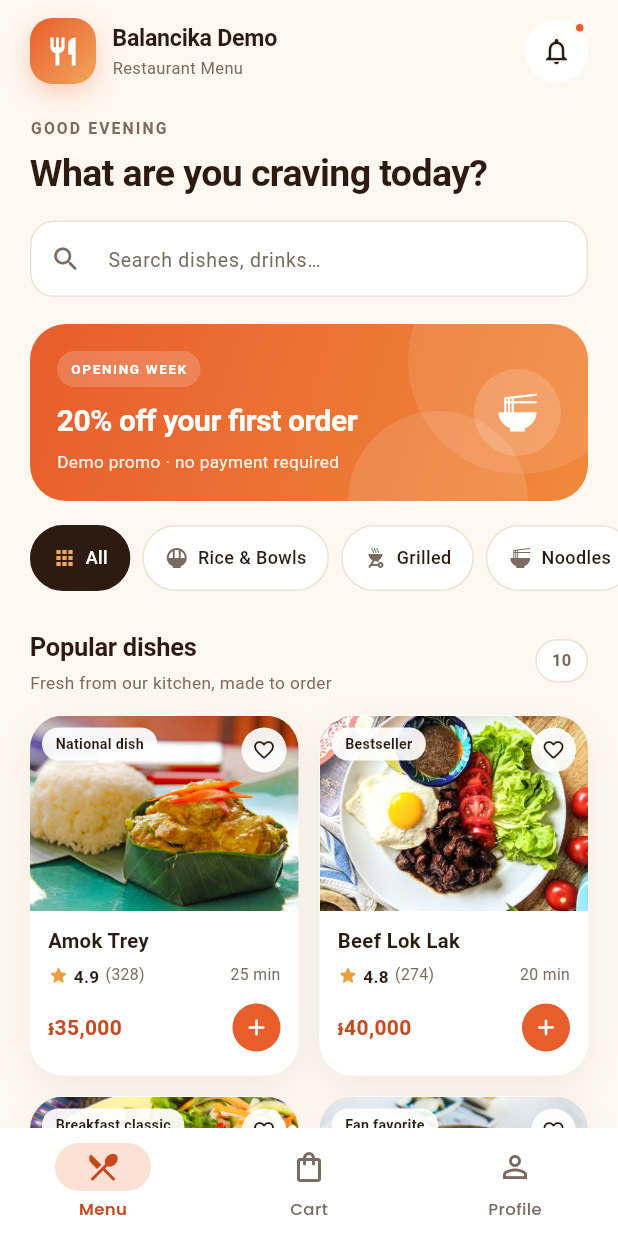
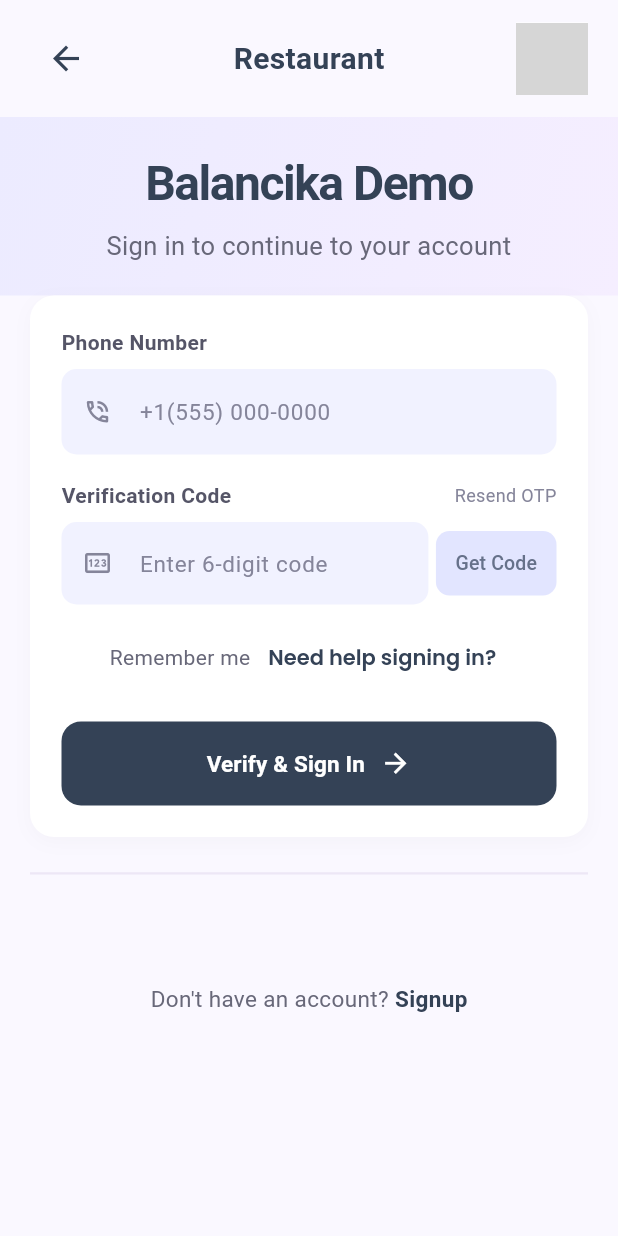
Before and after one commit to NathaySay/restaurant_ecommerce, a Flutter app: the screen it shows after launch, on a phone screen of 412 x 824 dp. Run offline on Flutter 3.47's test engine with Material 3 defaults, Android fonts, the phone set to English and light mode, and no system bars; our stand-ins replace material_ui; grey boxes are pictures that could not be loaded.

Commit message:
Add LoginForm with Phone Number by using static code OTP

```diff
--- a/analysis_options.yaml
+++ b/analysis_options.yaml
@@ -15,6 +15,7 @@ analyzer:
     - android/**
     - ios/**
     - web/**
+    - windows/**
 
 linter:
   # The lint rules applied to this project can be customized in the
--- a/lib/main.dart
+++ b/lib/main.dart
@@ -1,5 +1,5 @@
 import 'package:balancika_demo/data/menu_data.dart';
-import 'package:balancika_demo/screens/main_shell.dart';
+import 'package:balancika_demo/screens/login_screen.dart';
 import 'package:balancika_demo/state/app_scope.dart';
 import 'package:balancika_demo/state/app_store.dart';
 import 'package:balancika_demo/theme/app_theme.dart';
@@ -22,7 +22,7 @@ class BalancikaApp extends StatelessWidget {
         title: 'Balancika Demo',
         debugShowCheckedModeBanner: false,
         theme: AppTheme.light,
-        home: const MainShell(),
+        home: const RestaurantLoginScreen(),
       ),
     );
   }
--- /dev/null
+++ b/lib/screens/login_screen.dart
@@ -0,0 +1,462 @@
+import 'dart:async';
+
+import 'package:balancika_demo/screens/main_shell.dart';
+import 'package:flutter/services.dart';
+import 'package:material_ui/material_ui.dart';
+
+class RestaurantLoginScreen extends StatefulWidget {
+  const RestaurantLoginScreen({super.key});
+
+  @override
+  State<RestaurantLoginScreen> createState() => _RestaurantLoginScreenState();
+}
+
+class _RestaurantLoginScreenState extends State<RestaurantLoginScreen> {
+  final TextEditingController phoneController = TextEditingController();
+  final TextEditingController otpController = TextEditingController();
+  final String staticOtp = "123456";
+
+  bool rememberMe = false;
+  int countdown = 0;
+  Timer? timer;
+
+  static const Color primaryColor = Color(0xFF344256);
+  static const Color backgroundColor = Color(0xFFFAF8FF);
+  static const Color inputColor = Color(0xFFF1F2FF);
+
+  void startCountdown() {
+    timer?.cancel();
+
+    setState(() {
+      countdown = 60;
+    });
+
+    timer = Timer.periodic(const Duration(seconds: 1), (timer) {
+      if (countdown > 0) {
+        setState(() {
+          countdown--;
+        });
+      } else {
+        timer.cancel();
+      }
+    });
+  }
+
+  void getOtp() {
+    if (phoneController.text.trim().isEmpty) {
+      showMessage('Please enter your phone number');
+      return;
+    }
+
+    startCountdown();
+    showMessage('Your OTP code is 123456');
+  }
+
+  void verifyLogin() {
+    if (phoneController.text.trim().isEmpty) {
+      showMessage('Please enter your phone number');
+      return;
+    }
+
+    if (otpController.text.trim().isEmpty) {
+      showMessage('Please enter OTP');
+      return;
+    }
+
+    if (otpController.text.trim() == staticOtp) {
+      showMessage('Login successful!');
+      Navigator.of(context).pushReplacement(
+        MaterialPageRoute(builder: (context) => const MainShell()),
+      );
+    } else {
+      showMessage('Invalid OTP. Please try again.');
+    }
+  }
+
+  void showMessage(String message) {
+    ScaffoldMessenger.of(context)
+        .showSnackBar(SnackBar(content: Text(message)));
+  }
+
+  @override
+  void dispose() {
+    timer?.cancel();
+    phoneController.dispose();
+    otpController.dispose();
+    super.dispose();
+  }
+
+  @override
+  Widget build(BuildContext context) {
+    return Scaffold(
+      backgroundColor: backgroundColor,
+      body: SafeArea(
+        child: Column(
+          children: [
+            _buildAppBar(),
+            Expanded(
+              child: SingleChildScrollView(
+                child: Column(
+                  children: [
+                    _buildHeader(),
+                    _buildLoginForm(),
+                    Padding(
+                      padding: const EdgeInsets.symmetric(
+                        horizontal: 20,
+                        vertical: 24,
+                      ),
+                      child: Divider(
+                        color: Colors.deepPurple.shade50,
+                        thickness: 1.5,
+                      ),
+                    ),
+                    _buildSignup(),
+                  ],
+                ),
+              ),
+            ),
+          ],
+        ),
+      ),
+    );
+  }
+
+  Widget _buildAppBar() {
+    return Container(
+      height: 78,
+      padding: const EdgeInsets.symmetric(horizontal: 20),
+      child: Row(
+        mainAxisAlignment: MainAxisAlignment.spaceBetween,
+        children: [
+          IconButton(
+            onPressed: () => Navigator.pop(context),
+            icon: const Icon(Icons.arrow_back, color: primaryColor, size: 26),
+          ),
+          const Text(
+            'Restaurant',
+            style: TextStyle(
+              fontSize: 20,
+              fontWeight: FontWeight.w600,
+              color: primaryColor,
+            ),
+          ),
+          Container(
+            width: 48,
+            height: 48,
+            color: Colors.white,
+            child: Image.asset(
+              'assets/images/balancika_logo.png',
+              fit: BoxFit.contain,
+              errorBuilder: (context, error, stackTrace) {
+                return const Icon(
+                  Icons.restaurant,
+                  color: Colors.red,
+                  size: 30,
+                );
+              },
+            ),
+          ),
+        ],
+      ),
+    );
+  }
+
+  Widget _buildHeader() {
+    return Container(
+      width: double.infinity,
+      padding: const EdgeInsets.symmetric(horizontal: 20, vertical: 20),
+      decoration: const BoxDecoration(
+        gradient: LinearGradient(
+          colors: [Color(0xFFECEBFF), Color(0xFFF5EEFF)],
+          begin: Alignment.topLeft,
+          end: Alignment.bottomRight,
+        ),
+      ),
+      child: const Column(
+        children: [
+          Text(
+            'Balancika Demo',
+            textAlign: TextAlign.center,
+            style: TextStyle(
+              fontSize: 32,
+              fontWeight: FontWeight.bold,
+              letterSpacing: -1,
+              color: primaryColor,
+            ),
+          ),
+          SizedBox(height: 5),
+          Text(
+            'Sign in to continue to your account',
+            textAlign: TextAlign.center,
+            style: TextStyle(fontSize: 17, color: Color(0xFF686879)),
+          ),
+        ],
+      ),
+    );
+  }
+
+  Widget _buildLoginForm() {
+    return Container(
+      width: double.infinity,
+      margin: const EdgeInsets.symmetric(horizontal: 20),
+      padding: const EdgeInsets.all(21),
+      decoration: BoxDecoration(
+        color: Colors.white,
+        borderRadius: BorderRadius.circular(16),
+        boxShadow: [
+          BoxShadow(
+            color: Colors.black.withValues(alpha: 0.025),
+            blurRadius: 10,
+            offset: const Offset(0, 3),
+          ),
+        ],
+      ),
+      child: Column(
+        crossAxisAlignment: CrossAxisAlignment.start,
+        children: [
+          const Text(
+            'Phone Number',
+            style: TextStyle(
+              fontSize: 14,
+              fontWeight: FontWeight.w600,
+              color: Color(0xFF555567),
+            ),
+          ),
+          const SizedBox(height: 7),
+          TextField(
+            controller: phoneController,
+            keyboardType: TextInputType.phone,
+            inputFormatters: [FilteringTextInputFormatter.digitsOnly],
+            decoration: InputDecoration(
+              hintText: '+1(555) 000-0000',
+              hintStyle: const TextStyle(
+                color: Color(0xFF85859A),
+                fontSize: 15,
+              ),
+              prefixIcon: const Icon(
+                Icons.phone_in_talk_outlined,
+                size: 19,
+                color: Color(0xFF85859A),
+              ),
+              filled: true,
+              fillColor: inputColor,
+              contentPadding: const EdgeInsets.symmetric(
+                vertical: 17,
+                horizontal: 15,
+              ),
+              border: OutlineInputBorder(
+                borderRadius: BorderRadius.circular(10),
+                borderSide: BorderSide.none,
+              ),
+              enabledBorder: OutlineInputBorder(
+                borderRadius: BorderRadius.circular(10),
+                borderSide: BorderSide.none,
+              ),
+              focusedBorder: OutlineInputBorder(
+                borderRadius: BorderRadius.circular(10),
+                borderSide: const BorderSide(
+                  color: Color(0xFFB8BDF5),
+                  width: 1.3,
+                ),
+              ),
+            ),
+          ),
+          const SizedBox(height: 17),
+          Row(
+            mainAxisAlignment: MainAxisAlignment.spaceBetween,
+            children: [
+              const Text(
+                'Verification Code',
+                style: TextStyle(
+                  fontSize: 14,
+                  fontWeight: FontWeight.w600,
+                  color: Color(0xFF555567),
+                ),
+              ),
+              Text(
+                countdown > 0
+                    ? 'Resend OTP (${(countdown ~/ 60).toString().padLeft(2, '0')}:${(countdown % 60).toString().padLeft(2, '0')})'
+                    : 'Resend OTP',
+                style: const TextStyle(fontSize: 12, color: Color(0xFF85859A)),
+              ),
+            ],
+          ),
+          const SizedBox(height: 7),
+          Row(
+            children: [
+              Expanded(
+                child: TextField(
+                  controller: otpController,
+                  keyboardType: TextInputType.number,
+                  maxLength: 6,
+                  inputFormatters: [FilteringTextInputFormatter.digitsOnly],
+                  decoration: InputDecoration(
+                    counterText: '',
+                    hintText: 'Enter 6-digit code',
+                    hintStyle: const TextStyle(
+                      fontSize: 15,
+                      color: Color(0xFF85859A),
+                    ),
+                    prefixIcon: const Icon(
+                      Icons.pin_outlined,
+                      size: 20,
+                      color: Color(0xFF85859A),
+                    ),
+                    filled: true,
+                    fillColor: inputColor,
+                    contentPadding: const EdgeInsets.symmetric(
+                      vertical: 16,
+                      horizontal: 8,
+                    ),
+                    border: OutlineInputBorder(
+                      borderRadius: BorderRadius.circular(10),
+                      borderSide: BorderSide.none,
+                    ),
+                    enabledBorder: OutlineInputBorder(
+                      borderRadius: BorderRadius.circular(10),
+                      borderSide: BorderSide.none,
+                    ),
+                    focusedBorder: OutlineInputBorder(
+                      borderRadius: BorderRadius.circular(10),
+                      borderSide: const BorderSide(color: Color(0xFFB8BDF5)),
+                    ),
+                  ),
+                ),
+              ),
+              const SizedBox(width: 5),
+              SizedBox(
+                height: 43,
+                child: ElevatedButton(
+                  onPressed: countdown > 0 ? null : getOtp,
+                  style: ElevatedButton.styleFrom(
+                    backgroundColor: const Color(0xFFE2E5FF),
+                    disabledBackgroundColor: const Color(0xFFE2E5FF),
+                    foregroundColor: const Color(0xFF66718A),
+                    elevation: 0,
+                    padding: const EdgeInsets.symmetric(horizontal: 13),
+                    shape: RoundedRectangleBorder(
+                      borderRadius: BorderRadius.circular(9),
+                    ),
+                  ),
+                  child: const Text(
+                    'Get Code',
+                    style: TextStyle(fontSize: 13, fontWeight: FontWeight.w500),
+                  ),
+                ),
+              ),
+            ],
+          ),
+          const SizedBox(height: 24),
+          Wrap(
+            alignment: WrapAlignment.spaceBetween,
+            crossAxisAlignment: WrapCrossAlignment.center,
+            spacing: 12,
+            runSpacing: 8,
+            children: [
+              Row(
+                mainAxisSize: MainAxisSize.min,
+                children: [
+                  SizedBox(
+                    width: 24,
+                    height: 24,
+                    child: Checkbox(
+                      value: rememberMe,
+                      onChanged: (value) {
+                        setState(() {
+                          rememberMe = value ?? false;
+                        });
+                      },
+                      activeColor: primaryColor,
+                      side: BorderSide.none,
+                      shape: RoundedRectangleBorder(
+                        borderRadius: BorderRadius.circular(5),
+                      ),
+                    ),
+                  ),
+                  const SizedBox(width: 8),
+                  const Text(
+                    'Remember me',
+                    style: TextStyle(fontSize: 14, color: Color(0xFF686879)),
+                  ),
+                ],
+              ),
+              TextButton(
+                onPressed: () {
+                  showMessage('Help signing in');
+                },
+                style: TextButton.styleFrom(
+                  padding: EdgeInsets.zero,
+                  minimumSize: Size.zero,
+                  tapTargetSize: MaterialTapTargetSize.shrinkWrap,
+                ),
+                child: const Text(
+                  'Need help signing in?',
+                  style: TextStyle(
+                    fontSize: 14,
+                    fontWeight: FontWeight.w600,
+                    color: primaryColor,
+                  ),
+                ),
+              ),
+            ],
+          ),
+          const SizedBox(height: 30),
+          SizedBox(
+            width: double.infinity,
+            height: 56,
+            child: ElevatedButton(
+              onPressed: verifyLogin,
+              style: ElevatedButton.styleFrom(
+                backgroundColor: primaryColor,
+                foregroundColor: Colors.white,
+                elevation: 0,
+                shape: RoundedRectangleBorder(
+                  borderRadius: BorderRadius.circular(13),
+                ),
+              ),
+              child: const Row(
+                mainAxisAlignment: MainAxisAlignment.center,
+                children: [
+                  Text(
+                    'Verify & Sign In',
+                    style: TextStyle(fontSize: 15, fontWeight: FontWeight.bold),
+                  ),
+                  SizedBox(width: 10),
+                  Icon(Icons.arrow_forward, size: 21),
+                ],
+              ),
+            ),
+          ),
+        ],
+      ),
+    );
+  }
+
+  Widget _buildSignup() {
+    return Padding(
+      padding: const EdgeInsets.only(top: 48, bottom: 30),
+      child: Row(
+        mainAxisAlignment: MainAxisAlignment.center,
+        children: [
+          const Text(
+            "Don't have an account? ",
+            style: TextStyle(fontSize: 15, color: Color(0xFF686879)),
+          ),
+          GestureDetector(
+            onTap: () {
+              showMessage('Navigate to Signup');
+            },
+            child: const Text(
+              'Signup',
+              style: TextStyle(
+                fontSize: 15,
+                fontWeight: FontWeight.w600,
+                color: primaryColor,
+              ),
+            ),
+          ),
+        ],
+      ),
+    );
+  }
+}
--- a/pubspec.yaml
+++ b/pubspec.yaml
@@ -61,6 +61,7 @@ flutter:
   assets:
     - assets/images/
     - assets/fonts/
+    - assets/icons/
 
   # An image asset can refer to one or more resolution-specific "variants", see
   # https://flutter.dev/to/resolution-aware-images
```
Also changed, not shown: pubspec.lock, 20 other files.
